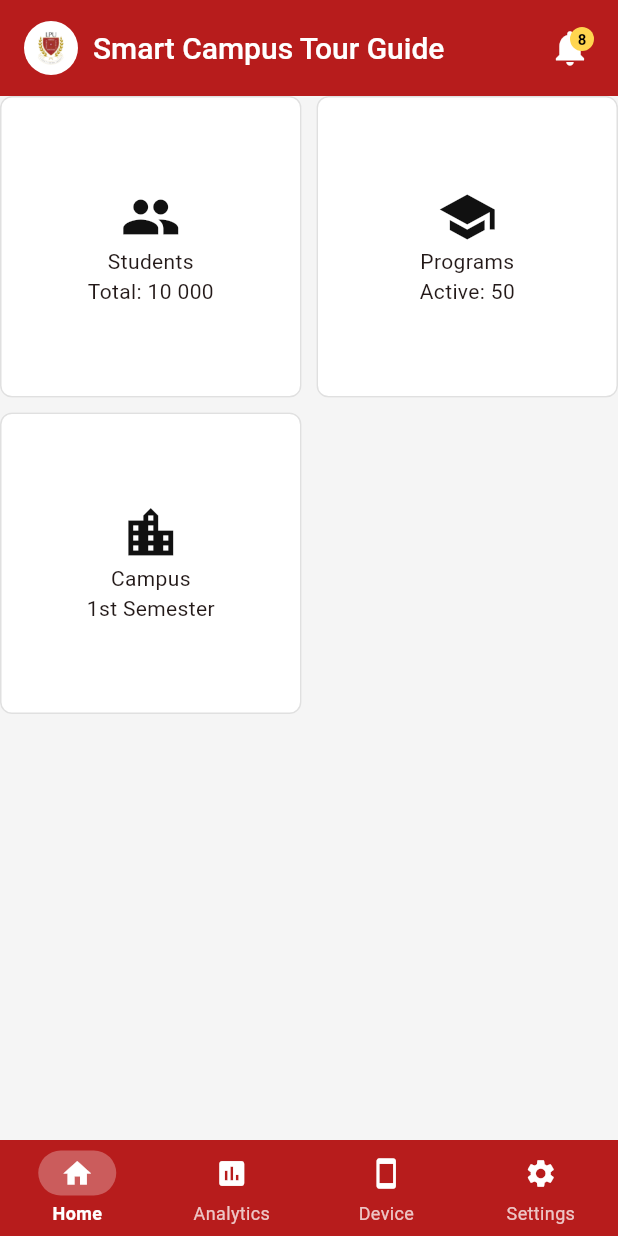
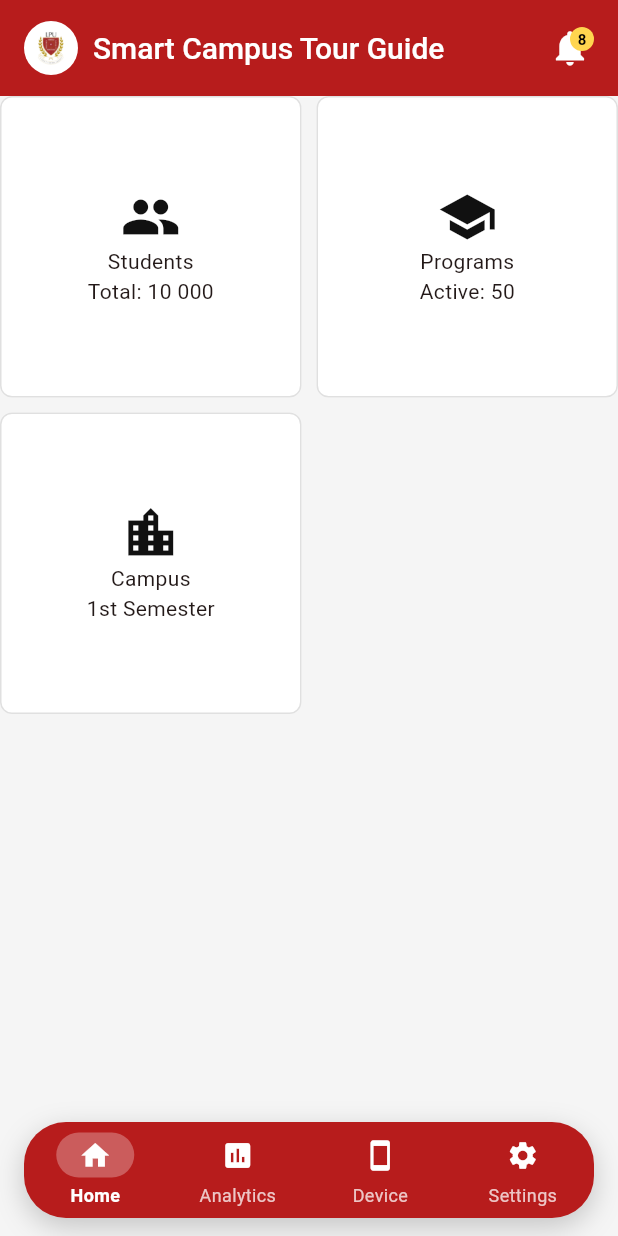
Before and after one commit to Theophilus-Nueva/student_smart_dashboard, a Flutter app: the DashboardScreen screen opened directly, on a phone screen of 412 x 824 dp. Run offline on Flutter 3.47's test engine with Material 3 defaults, Android fonts, the phone set to English and light mode, and no system bars; our stand-ins replace cloud_firestore, connectivity_plus, firebase_core, flutter_local_notifications, geolocator, google_maps_flutter and 5 more; accounts and stored records are empty.

Commit message:
Floating bottom navigation
The nav bar is now a rounded red bar inset 16 px from the sides and
lifted off the bottom edge, with a soft shadow. Icons stay white and the
pill still marks the selected tab.

```diff
--- a/lib/widgets/app_bottom_nav.dart
+++ b/lib/widgets/app_bottom_nav.dart
@@ -24,10 +24,27 @@ class AppBottomNav extends StatelessWidget {
 
   @override
   Widget build(BuildContext context) {
-    return Material(
+    // Floating bar: inset from the screen edges, rounded, with a shadow.
+    return SafeArea(
+      top: false,
+      minimum: const EdgeInsets.only(bottom: 12),
+      child: Padding(
+        padding: const EdgeInsets.fromLTRB(16, 4, 16, 0),
+        child: DecoratedBox(
+          decoration: BoxDecoration(
+            borderRadius: BorderRadius.circular(28),
+            boxShadow: const [
+              BoxShadow(
+                color: Color(0x33000000),
+                blurRadius: 16,
+                offset: Offset(0, 6),
+              ),
+            ],
+          ),
+          child: Material(
             color: AppColors.brand,
-      child: SafeArea(
-        top: false,
+            borderRadius: BorderRadius.circular(28),
+            clipBehavior: Clip.antiAlias,
             child: ConstrainedBox(
               constraints: const BoxConstraints(minHeight: 64),
               child: Row(
@@ -42,6 +59,8 @@ class AppBottomNav extends StatelessWidget {
                       ),
                     ),
                 ],
+              ),
+            ),
           ),
         ),
       ),
```
Lines whose indentation alone changed are shown as unchanged.
